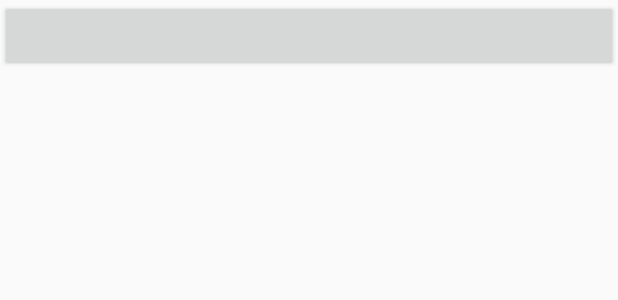
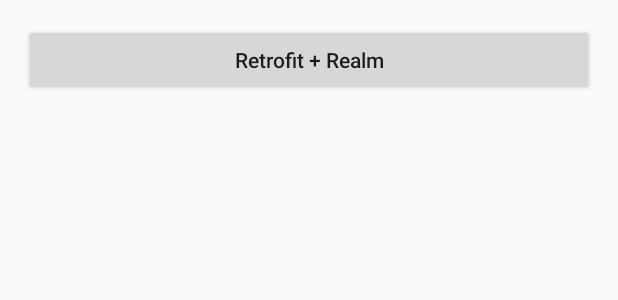
Before and after one commit to eeeeeccccc/DedppMVVM, an Android app: the layout activity_main.xml on its own in the app's theme, with its tools: preview values and no code run, on a phone screen of 412 x 824 dp. Shown: the top 300 px of the screen. Run offline under Robolectric (Android 15) with nearby library versions, the phone set to English and light mode, and no system bars.

Commit message:
整理首页；

```diff
--- a/app/src/main/java/com/dedpp/dedppmvvm/base/BasePresenter.java
+++ b/app/src/main/java/com/dedpp/dedppmvvm/base/BasePresenter.java
@@ -23,7 +23,8 @@
     /**
      * 初始化页面
      */
-    protected abstract void initView();
+    protected void initView() {
+    }
 
     protected void destroy() {
         if (realm != null) {
--- a/app/src/main/res/layout/activity_main.xml
+++ b/app/src/main/res/layout/activity_main.xml
@@ -1,6 +1,5 @@
 <?xml version="1.0" encoding="utf-8"?><!--布局以layout作为根布局-->
-<layout xmlns:android="http://schemas.android.com/apk/res/android"
-    xmlns:tools="http://schemas.android.com/tools">
+<layout xmlns:android="http://schemas.android.com/apk/res/android">
 
     <!-- data标签 -->
     <data>
@@ -11,18 +10,25 @@
     </data>
 
     <!--我们需要展示的布局-->
-    <LinearLayout
+    <ScrollView
         android:layout_width="match_parent"
-        android:layout_height="match_parent"
-        android:orientation="vertical"
-        tools:context="com.dedpp.dedppmvvm.act.MainActivity">
+        android:layout_height="match_parent">
 
-        <Button
+        <LinearLayout
             android:layout_width="match_parent"
             android:layout_height="wrap_content"
-            android:onClick="@{() -> presenter.baseDataBinding()}"
-            android:text="@{`DataBinding基础使用` + presenter.message}"
-            android:textAllCaps="false" />
-    </LinearLayout>
+            android:orientation="vertical"
+            android:padding="@dimen/activity_horizontal_margin">
+
+            <Button
+                android:layout_width="match_parent"
+                android:layout_height="48dp"
+                android:onClick="@{() -> presenter.goRetrofitRealmDemo()}"
+                android:text="Retrofit + Realm"
+                android:textAllCaps="false" />
+
+        </LinearLayout>
+
+    </ScrollView>
 
 </layout>
--- a/app/src/main/res/layout/item_car_brand.xml
+++ b/app/src/main/res/layout/item_car_brand.xml
@@ -9,7 +9,7 @@
 
         <variable
             name="presenter"
-            type="com.dedpp.dedppmvvm.act.TestActivity.CarBrandAdapter.CarBrandPresenter" />
+            type="com.dedpp.dedppmvvm.act.RetrofitRealmActivity.CarBrandAdapter.CarBrandPresenter" />
     </data>
 
     <LinearLayout
```
Also changed, not shown: app/src/main/AndroidManifest.xml (+4 -4 lines), app/src/main/java/com/dedpp/dedppmvvm/act/MainActivity.java (+20 -24 lines), app/src/main/java/com/dedpp/dedppmvvm/act/RetrofitRealmActivity.java (renamed from app/src/main/java/com/dedpp/dedppmvvm/act/TestActivity.java, +18 -8 lines), app/src/main/java/com/dedpp/dedppmvvm/base/BaseActivity.java (+9 -0 lines), app/src/main/res/layout/activity_retrofit_realm.xml (renamed from app/src/main/res/layout/activity_test.xml, +3 -5 lines).
